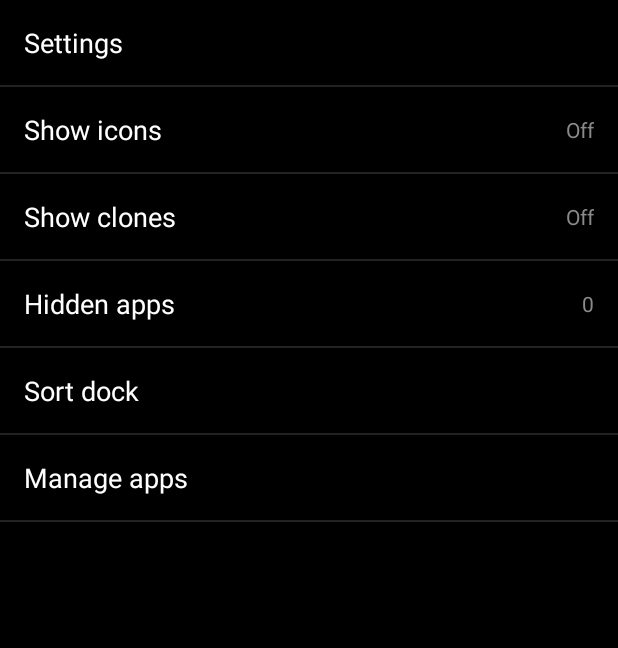
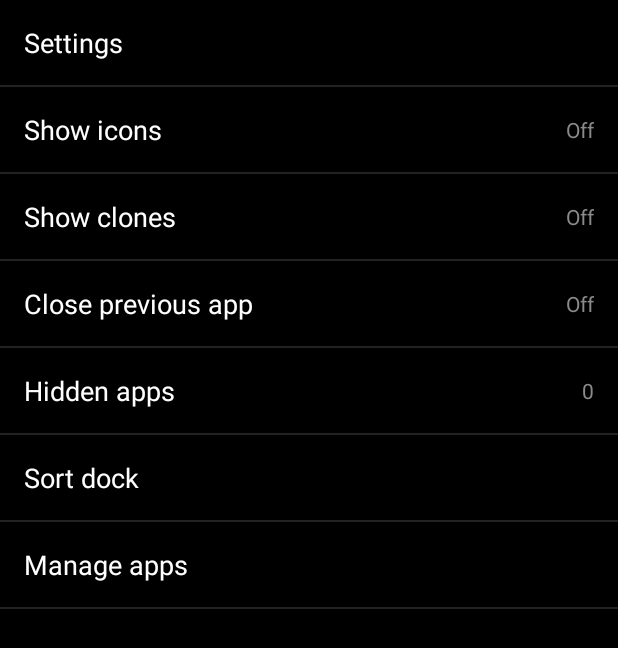
Before and after one commit to lodaq/kld-launcher, an Android app: the screen it shows after launch (MainActivity), after a tap on "Settings", on a phone screen of 412 x 824 dp. Shown: the top 648 px of the screen. Run offline under Robolectric (Android 15) with nearby library versions, the phone set to English and light mode, and no system bars.

Commit message:
Add close previous app setting
- Add "Close previous app" toggle in Settings to kill background processes on launch
- Terminate other launcher packages using ActivityManager.killBackgroundProcesses
- Declare KILL_BACKGROUND_PROCESSES permission and update documentation

```diff
--- a/app/src/main/AndroidManifest.xml
+++ b/app/src/main/AndroidManifest.xml
@@ -1,4 +1,5 @@
 <manifest xmlns:android="http://schemas.android.com/apk/res/android">
+  <uses-permission android:name="android.permission.KILL_BACKGROUND_PROCESSES"/>
   <queries>
     <intent>
       <action android:name="android.intent.action.MAIN"/>
--- a/app/src/main/java/app/kld/launcher/MainActivity.java
+++ b/app/src/main/java/app/kld/launcher/MainActivity.java
@@ -1,6 +1,7 @@
 package app.kld.launcher;
 
 import android.app.Activity;
+import android.app.ActivityManager;
 import android.app.role.RoleManager;
 import android.content.ComponentName;
 import android.content.Intent;
@@ -47,33 +48,37 @@ public final class MainActivity extends Activity {
     static final class App { String key, label; ComponentName cn; UserHandle user; int n; }
 
     private final HashMap<String, App> byKey = new HashMap<>();
+    private final HashSet<String> pkgs = new HashSet<>();
     private final ArrayList<App> shown = new ArrayList<>();   // the App list (not docked, not hidden)
     private final ArrayList<String> dock = new ArrayList<>(); // docked keys, no gaps
     private final HashSet<String> hidden = new HashSet<>();
     private final ImageView[] cells = new ImageView[DOCK_CELLS];
     private SharedPreferences counts, labels, prefs;
     private PackageManager pm;
+    private ActivityManager am;
     private LauncherApps la;
     private UserManager um;
     private LruCache<String, Drawable> iconCache; // non-null only while Show icons is On and visible
     private LinearLayout main;
     private ListView list;
     private BaseAdapter adapter;
-    private boolean icons, clones, dirty, reload, sortFromSettings;
+    private boolean icons, clones, singleApp, dirty, reload, sortFromSettings;
     private int screen, gearPos;
     private float density;
 
     @Override protected void onCreate(Bundle b) {
         super.onCreate(b);
         pm = getPackageManager();
+        am = getSystemService(ActivityManager.class);
         la = getSystemService(LauncherApps.class);
         um = getSystemService(UserManager.class);
         density = getResources().getDisplayMetrics().density;
         counts = getSharedPreferences("c", 0);
         labels = getSharedPreferences("l", 0);
-        prefs = getSharedPreferences("s", 0); // keys: "icons", "clones", "dock", "gear", "hidden"
+        prefs = getSharedPreferences("s", 0); // keys: "icons", "clones", "single", "dock", "gear", "hidden"
         icons = prefs.getBoolean("icons", false);
         clones = prefs.getBoolean("clones", false);
+        singleApp = prefs.getBoolean("single", false);
         gearPos = Math.max(0, Math.min(DOCK_MAX, prefs.getInt("gear", 0)));
         hidden.addAll(prefs.getStringSet("hidden", Collections.emptySet()));
         main = buildMain();
@@ -237,6 +242,12 @@ public final class MainActivity extends Activity {
             reload = true;
             prefs.edit().putBoolean("clones", clones).apply();
             ((TextView) ((LinearLayout) v).getChildAt(1)).setText(clones ? "On" : "Off");
+        }));
+        s.addView(rule());
+        s.addView(row("Close previous app", singleApp ? "On" : "Off", v -> {
+            singleApp = !singleApp;
+            prefs.edit().putBoolean("single", singleApp).apply();
+            ((TextView) ((LinearLayout) v).getChildAt(1)).setText(singleApp ? "On" : "Off");
         }));
         s.addView(rule());
         s.addView(row("Hidden apps", String.valueOf(hidden.size()), v -> showHidden()));
@@ -523,6 +534,7 @@ public final class MainActivity extends Activity {
                 if (TextUtils.isEmpty(lbl)) lbl = si.getLongLabel();
                 if (TextUtils.isEmpty(lbl)) continue;
                 View r = row(lbl.toString(), "", v -> {
+                    closePrevious(a.cn.getPackageName());
                     try { la.startShortcut(si, null, null); } catch (Exception ignored) { }
                     showMain();
                 });
@@ -624,9 +636,11 @@ public final class MainActivity extends Activity {
         if (!loc.equals(labels.getString("_loc", ""))) labels.edit().clear().putString("_loc", loc).apply();
         SharedPreferences.Editor ed = null;
         byKey.clear();
+        pkgs.clear();
         for (ResolveInfo r : pm.queryIntentActivities(q, 0)) {
             ActivityInfo a = r.activityInfo;
             if (a.packageName.equals(getPackageName())) continue;
+            pkgs.add(a.packageName);
             App app = new App();
             app.cn = new ComponentName(a.packageName, a.name);
             app.key = app.cn.flattenToShortString();
@@ -679,9 +693,19 @@ public final class MainActivity extends Activity {
         if (!joined.equals(saved)) saveDock(); // uninstalled/hidden apps drop out
     }
 
+    private void closePrevious(String keepPkg) {
+        if (!singleApp || am == null) return;
+        for (String p : pkgs) {
+            if (!p.equals(keepPkg)) {
+                try { am.killBackgroundProcesses(p); } catch (Exception ignored) { }
+            }
+        }
+    }
+
     private void launch(App a) {
         if (a == null) return;
         try {
+            closePrevious(a.cn.getPackageName());
             if (a.user != null && la != null) {
                 la.startMainActivity(a.cn, a.user, null, null);
             } else {
```
Also changed, not shown: 3 other files.
